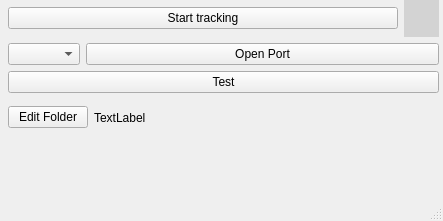
Before: the Qt Designer form untitled.ui in Kitiketov/BetterDamageManager, drawn with Qt 5.
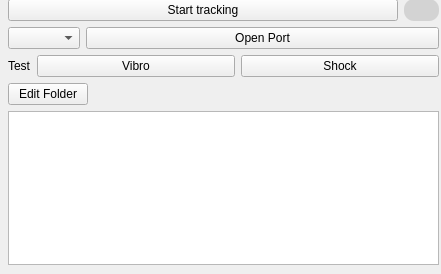
After: the same form once the commit is applied.

Patch:
```diff
--- a/untitled.ui
+++ b/untitled.ui
@@ -9,8 +9,8 @@
    <rect>
     <x>0</x>
     <y>0</y>
-    <width>443</width>
-    <height>221</height>
+    <width>441</width>
+    <height>274</height>
    </rect>
   </property>
   <property name="windowTitle">
@@ -29,7 +29,7 @@
       <x>8</x>
       <y>-1</y>
       <width>431</width>
-      <height>181</height>
+      <height>266</height>
      </rect>
     </property>
     <layout class="QVBoxLayout" name="verticalLayout">
@@ -37,6 +37,12 @@
       <layout class="QHBoxLayout" name="horizontalLayout_2">
        <item>
         <widget class="QPushButton" name="startButton">
+         <property name="sizePolicy">
+          <sizepolicy hsizetype="Minimum" vsizetype="Minimum">
+           <horstretch>0</horstretch>
+           <verstretch>0</verstretch>
+          </sizepolicy>
+         </property>
          <property name="text">
           <string>Start tracking</string>
          </property>
@@ -56,7 +62,7 @@
          <property name="styleSheet">
           <string notr="true">QLabel{
 background-color: rgb(0, 255, 0);
-border-radius: 30px
+border-radius: 10px
 }
 QLabel:disabled{
  	background-color:lightgrey;
@@ -98,13 +104,37 @@
       </layout>
      </item>
      <item>
-      <widget class="QPushButton" name="testButton">
+      <layout class="QHBoxLayout" name="horizontalLayout_5">
+       <item>
+        <widget class="QLabel" name="label_2">
+         <property name="sizePolicy">
+          <sizepolicy hsizetype="Maximum" vsizetype="Preferred">
+           <horstretch>0</horstretch>
+           <verstretch>0</verstretch>
+          </sizepolicy>
+         </property>
        <property name="text">
         <string>Test</string>
        </property>
       </widget>
      </item>
      <item>
+        <widget class="QPushButton" name="vibroTestButton">
+         <property name="text">
+          <string>Vibro</string>
+         </property>
+        </widget>
+       </item>
+       <item>
+        <widget class="QPushButton" name="shockTestButton">
+         <property name="text">
+          <string>Shock</string>
+         </property>
+        </widget>
+       </item>
+      </layout>
+     </item>
+     <item>
       <layout class="QHBoxLayout" name="horizontalLayout">
        <item>
         <widget class="QPushButton" name="editFolderPath">
@@ -122,42 +152,36 @@
        <item>
         <widget class="QLabel" name="folderPath">
          <property name="text">
-          <string>TextLabel</string>
+          <string/>
          </property>
         </widget>
        </item>
       </layout>
      </item>
      <item>
-      <layout class="QHBoxLayout" name="horizontalLayout_3">
-       <item>
-        <widget class="QLabel" name="status">
-         <property name="enabled">
-          <bool>false</bool>
-         </property>
-         <property name="styleSheet">
-          <string notr="true">QLabel{
-background-color: rgb(0, 255, 0);
-border-radius: 10px
-}
-QLabel:disabled{
- 	background-color:rgba(0, 0, 0, 0);
-	color: rgba(216, 217, 218,0);
-}</string>
-         </property>
-         <property name="text">
-          <string>Status</string>
-         </property>
-        </widget>
-       </item>
+      <widget class="QTextEdit" name="console">
+       <property name="readOnly">
+        <bool>true</bool>
+       </property>
+      </widget>
+     </item>
+    </layout>
+   </widget>
+   <widget class="QWidget" name="horizontalLayoutWidget_2">
+    <property name="geometry">
+     <rect>
+      <x>110</x>
+      <y>140</y>
+      <width>331</width>
+      <height>41</height>
+     </rect>
+    </property>
+    <layout class="QHBoxLayout" name="messageLayout">
        <item>
-        <spacer name="horizontalSpacer_3">
+      <spacer name="horizontalSpacer">
          <property name="orientation">
           <enum>Qt::Horizontal</enum>
          </property>
-         <property name="sizeType">
-          <enum>QSizePolicy::Ignored</enum>
-         </property>
          <property name="sizeHint" stdset="0">
           <size>
            <width>40</width>
@@ -172,7 +196,7 @@
           <bool>false</bool>
          </property>
          <property name="sizePolicy">
-          <sizepolicy hsizetype="MinimumExpanding" vsizetype="Minimum">
+        <sizepolicy hsizetype="Maximum" vsizetype="MinimumExpanding">
            <horstretch>0</horstretch>
            <verstretch>0</verstretch>
           </sizepolicy>
@@ -194,29 +218,29 @@
 }</string>
          </property>
          <property name="text">
-          <string>Is not picture</string>
+        <string>Error</string>
          </property>
          <property name="alignment">
           <set>Qt::AlignCenter</set>
          </property>
         </widget>
        </item>
-      </layout>
+     <item>
+      <spacer name="horizontalSpacer_2">
+       <property name="orientation">
+        <enum>Qt::Horizontal</enum>
+       </property>
+       <property name="sizeHint" stdset="0">
+        <size>
+         <width>40</width>
+         <height>20</height>
+        </size>
+       </property>
+      </spacer>
      </item>
     </layout>
    </widget>
   </widget>
-  <widget class="QMenuBar" name="menubar">
-   <property name="geometry">
-    <rect>
-     <x>0</x>
-     <y>0</y>
-     <width>443</width>
-     <height>26</height>
-    </rect>
-   </property>
-  </widget>
-  <widget class="QStatusBar" name="statusbar"/>
  </widget>
  <resources/>
  <connections/>
```
Left out of the diff: 3 changed lines with no effect on the pictures. Lines whose indentation alone changed are shown as unchanged.
